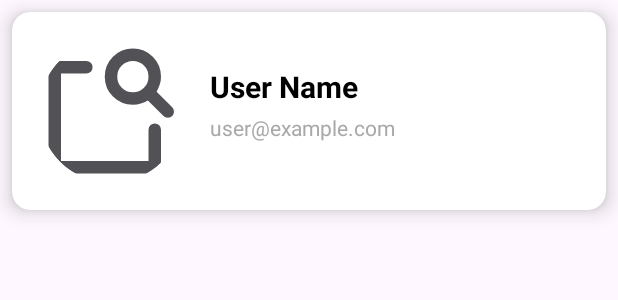
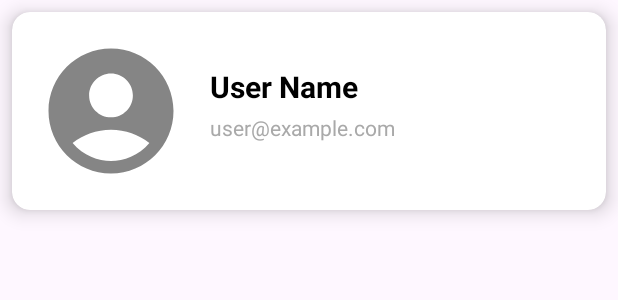
Before and after one commit to Nanmakrishnan/connectogram, an Android app: the layout row_users.xml on its own in the app's theme, with its tools: preview values and no code run, on a phone screen of 412 x 824 dp. Shown: the top 300 px of the screen. Run offline under Robolectric (Android 15) with nearby library versions, the light colour scheme and no system bars; plain views replace CircularImageView.

Commit message:
fixed prblem of inverted profile images in some cases by using glide repositroy instead of picasso

```diff
--- a/app/build.gradle.kts
+++ b/app/build.gradle.kts
@@ -93,6 +93,9 @@ dependencies {
 //    }
 
 
+    implementation ("com.github.bumptech.glide:glide:4.12.0")
+    annotationProcessor ("com.github.bumptech.glide:compiler:4.12.0")
+
 
 
 
--- a/app/src/main/res/layout/row_users.xml
+++ b/app/src/main/res/layout/row_users.xml
@@ -17,9 +17,10 @@
             android:id="@+id/avatarIv"
             android:layout_width="100dp"
             android:layout_height="100dp"
-            android:src="@drawable/ic_person_blue"
+            android:src="@drawable/ic_profile"
             app:civ_border_color="@color/white"
-            app:civ_border_width="2dp" />
+            app:civ_border_width="2dp"
+            android:scaleType="centerCrop"/>
 
         <LinearLayout
             android:layout_width="match_parent"
```
Also changed, not shown: app/src/main/java/com/example/connectogram/OthersProfileActivity.java (+6 -1 lines), app/src/main/java/com/example/connectogram/adapters/Adapter_discover.java (+29 -2 lines).
